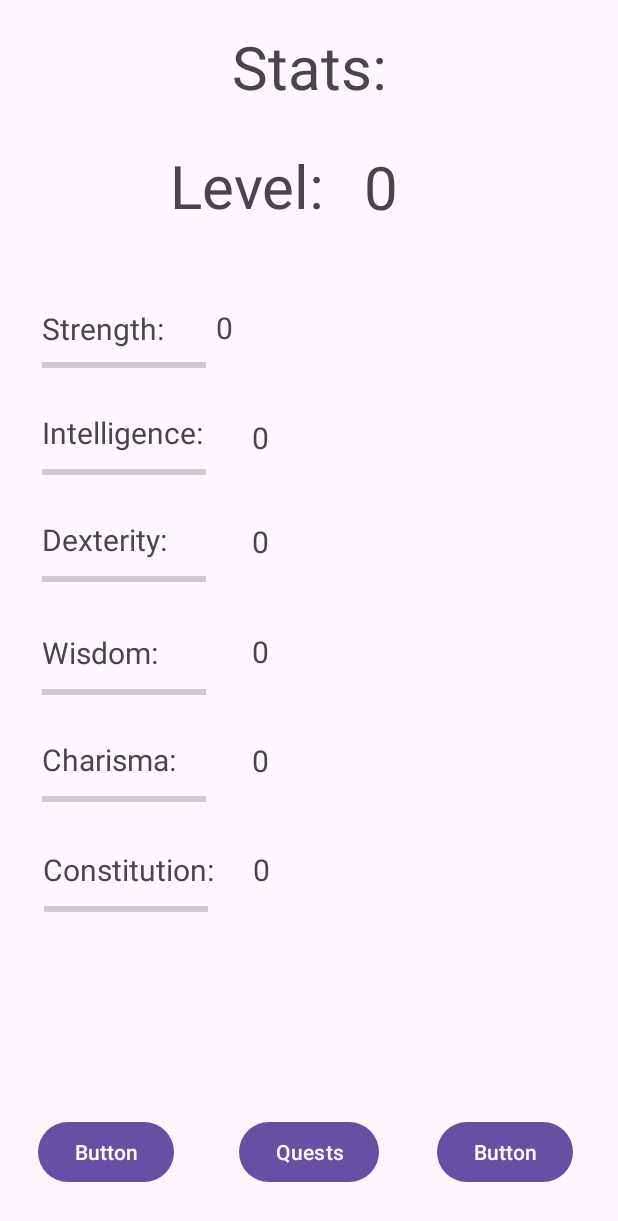
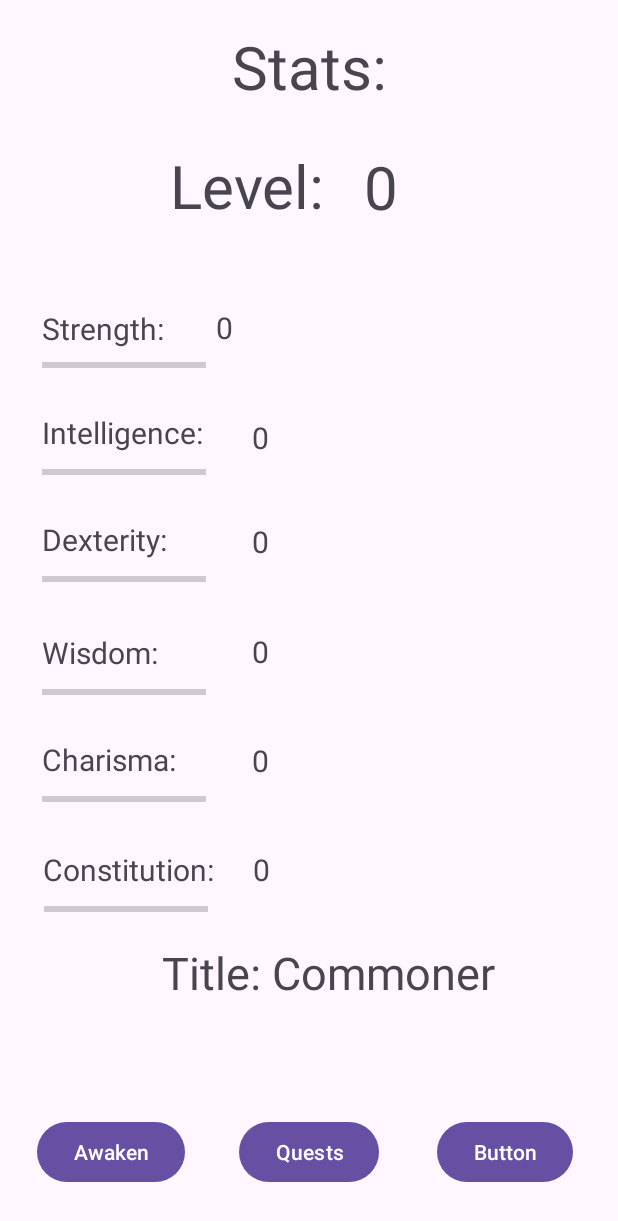
Before and after one commit to moonlitMagician/fantasySelfImprovement, an Android app: the screen it shows after launch (MainActivity), on a phone screen of 412 x 824 dp. Shown: the top 1221 px of the screen. Run offline under Robolectric (Android 15) with nearby library versions, the phone set to English and light mode, and no system bars.

Commit message:
added basic awaken mechanic

```diff
--- a/app/src/main/res/layout/activity_main.xml
+++ b/app/src/main/res/layout/activity_main.xml
@@ -116,7 +116,7 @@
         android:id="@+id/placehold1"
         android:layout_width="wrap_content"
         android:layout_height="wrap_content"
-        android:text="Button"
+        android:text="Awaken"
         app:layout_constraintBottom_toBottomOf="parent"
         app:layout_constraintEnd_toEndOf="parent"
         app:layout_constraintHorizontal_bias="0.078"
@@ -316,4 +316,19 @@
         app:layout_constraintTop_toTopOf="parent"
         app:layout_constraintVertical_bias="0.714" />
 
+    <TextView
+        android:id="@+id/titleHeader"
+        android:layout_width="379dp"
+        android:layout_height="107dp"
+        android:layout_marginTop="52dp"
+        android:text="Title: Commoner"
+        android:textAlignment="center"
+        android:textSize="30dp"
+        app:layout_constraintBottom_toBottomOf="parent"
+        app:layout_constraintEnd_toEndOf="parent"
+        app:layout_constraintHorizontal_bias="0.906"
+        app:layout_constraintStart_toStartOf="parent"
+        app:layout_constraintTop_toTopOf="parent"
+        app:layout_constraintVertical_bias="0.867" />
+
 </androidx.constraintlayout.widget.ConstraintLayout>
```
Also changed, not shown: app/src/main/java/com/example/selfimprove/MainActivity.kt (+75 -27 lines), app/src/main/java/com/example/selfimprove/questScreen.kt (+41 -2 lines).
